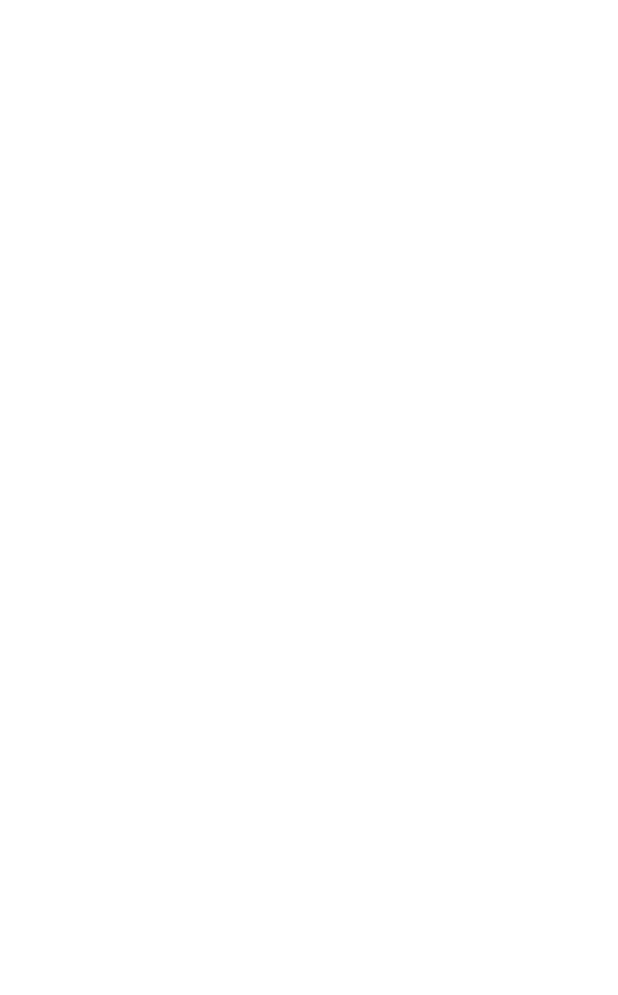
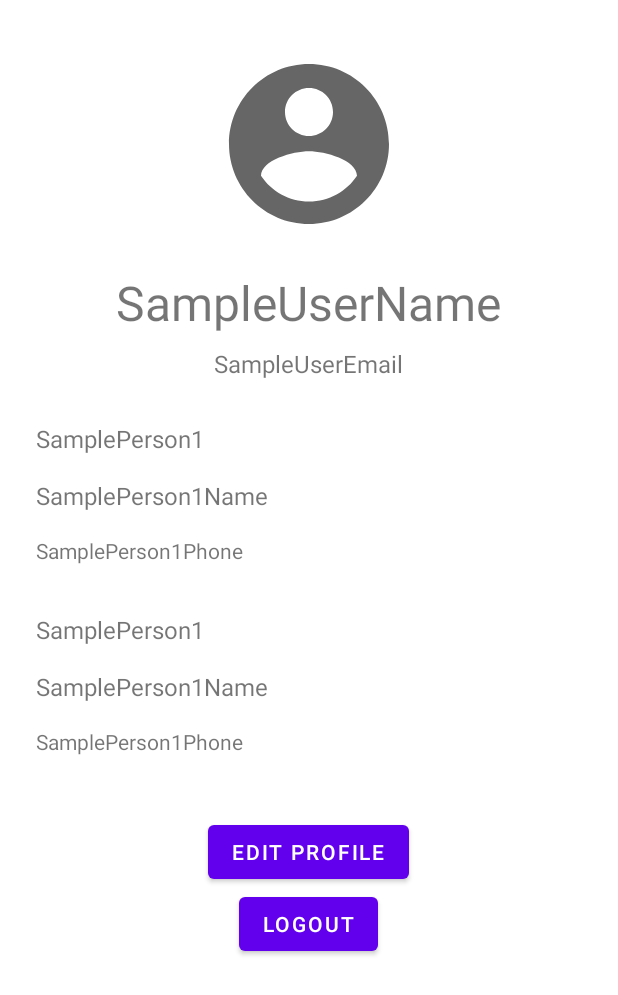
Before and after one commit to Minideepali/Women-Safety-App, an Android app: the ProfileDetails screen opened directly, with no data from a screen before it, on a phone screen of 412 x 824 dp. Before the commit the part shown is empty. Shown: the top 995 px of the screen. Run offline under Robolectric (Android 15) with nearby library versions, the phone set to English and light mode, and no system bars; our stand-ins replace CircleImageView, Picasso, Volley; network calls fail; pictures from the network do not load.

Commit message:
Updated Profile Details
Retrieved Name, Sample Avatar and Email in Profile Details.

```diff
--- a/WomenSafetyApp/app/src/main/java/com/example/womensafetyapp/ProfileDetails.java
+++ b/WomenSafetyApp/app/src/main/java/com/example/womensafetyapp/ProfileDetails.java
@@ -1,14 +1,91 @@
 package com.example.womensafetyapp;
 
+import android.content.Intent;
 import android.os.Bundle;
+import android.widget.Button;
+import android.widget.TextView;
+import android.widget.Toast;
 
 import androidx.appcompat.app.AppCompatActivity;
 
+import com.android.volley.DefaultRetryPolicy;
+import com.android.volley.Request;
+import com.android.volley.RequestQueue;
+import com.android.volley.toolbox.JsonObjectRequest;
+import com.android.volley.toolbox.Volley;
+import com.example.womensafetyapp.UtilsService.SharedPreferenceClass;
+import com.squareup.picasso.Picasso;
+
+import org.json.JSONException;
+import org.json.JSONObject;
+
+import java.util.HashMap;
+import java.util.Map;
+
+import de.hdodenhof.circleimageview.CircleImageView;
+
 public class ProfileDetails extends AppCompatActivity {
+    SharedPreferenceClass sharedPreferenceClass;
+    private TextView user_name;
+    private TextView user_email;
+    private CircleImageView userImage;
 
     @Override
     protected void onCreate(Bundle savedInstanceState) {
         super.onCreate(savedInstanceState);
         setContentView(R.layout.activity_profile_details);
+        user_name = findViewById(R.id.username);
+        user_email = findViewById(R.id.user_email);
+        userImage = findViewById(R.id.avatar);
+        Button logout = findViewById(R.id.logout);
+        sharedPreferenceClass = new SharedPreferenceClass(this);
+        //getUserProfile
+        String url = " https://women-safety-app-api.herokuapp.com/api/womenSafety/auth";
+        final String token = sharedPreferenceClass.getValue_string("token");
+
+        JsonObjectRequest jsonObjectRequest = new JsonObjectRequest(Request.Method.GET, url, null, response -> {
+            try {
+                if (response.getBoolean("success")) {
+                    JSONObject userObj = response.getJSONObject("user");
+                    user_name.setText(userObj.getString("username"));
+                    user_email.setText(userObj.getString("email"));
+
+                    Picasso.with(getApplicationContext())
+                            .load(userObj.getString("avatar"))
+                            .placeholder(R.drawable.ic_baseline_account_circle_24)
+                            .error(R.drawable.ic_baseline_account_circle_24)
+                            .into(userImage);
+
+                }
+            } catch (JSONException e) {
+                e.printStackTrace();
+            }
+        }, error -> {
+            error.printStackTrace();
+            Toast.makeText(ProfileDetails.this, "Error " + error, Toast.LENGTH_SHORT).show();
+        }) {
+            @Override
+            public Map<String, String> getHeaders() {
+                Map<String, String> params = new HashMap<>();
+                params.put("Authorization", token);
+                return params;
+            }
+        };
+        int socketTimeout = 30000;
+        new DefaultRetryPolicy(socketTimeout,
+                DefaultRetryPolicy.DEFAULT_MAX_RETRIES, DefaultRetryPolicy.DEFAULT_BACKOFF_MULT);
+
+        RequestQueue requestQueue = Volley.newRequestQueue(this);
+        requestQueue.add(jsonObjectRequest);
+        SharedPreferenceClass sharedPreferenceClass = new SharedPreferenceClass(this);
+
+        logout.setOnClickListener(view -> {
+            sharedPreferenceClass.clear();
+            Intent intent = new Intent(this, LoginActivity.class);
+            //To clear the back stack and prevent the user from going back to the main activity
+            intent.setFlags(Intent.FLAG_ACTIVITY_NEW_TASK | Intent.FLAG_ACTIVITY_CLEAR_TASK);
+            startActivity(intent);
+            finish();
+        });
     }
 }
--- a/WomenSafetyApp/app/src/main/res/layout/activity_profile_details.xml
+++ b/WomenSafetyApp/app/src/main/res/layout/activity_profile_details.xml
@@ -1,8 +1,99 @@
 <?xml version="1.0" encoding="utf-8"?>
-<androidx.constraintlayout.widget.ConstraintLayout xmlns:android="http://schemas.android.com/apk/res/android"
-    xmlns:tools="http://schemas.android.com/tools"
+<LinearLayout xmlns:android="http://schemas.android.com/apk/res/android"
     android:layout_width="match_parent"
     android:layout_height="match_parent"
-    tools:context=".ProfileDetails">
+    android:orientation="vertical"
+    android:padding="16dp">
 
-</androidx.constraintlayout.widget.ConstraintLayout>
+    <de.hdodenhof.circleimageview.CircleImageView
+        android:id="@+id/avatar"
+        android:layout_width="128dp"
+        android:layout_height="128dp"
+        android:layout_gravity="center"
+        android:layout_margin="16dp"
+        android:contentDescription="User Avatar"
+        android:src="@drawable/ic_baseline_account_circle_24" />
+
+    <TextView
+        android:id="@+id/username"
+        android:layout_width="wrap_content"
+        android:layout_height="wrap_content"
+        android:layout_gravity="center"
+        android:layout_margin="4dp"
+        android:text="SampleUserName"
+        android:textSize="32sp" />
+
+    <TextView
+        android:id="@+id/user_email"
+        android:layout_width="wrap_content"
+        android:layout_height="wrap_content"
+        android:layout_gravity="center"
+        android:layout_marginBottom="16dp"
+        android:padding="4dp"
+        android:text="SampleUserEmail"
+        android:textSize="16sp" />
+
+    <TextView
+        android:id="@+id/guardian_1"
+        android:layout_width="wrap_content"
+        android:layout_height="wrap_content"
+        android:padding="8dp"
+        android:text="SamplePerson1"
+        android:textSize="16sp" />
+
+    <TextView
+        android:id="@+id/guardian_1_name"
+        android:layout_width="wrap_content"
+        android:layout_height="wrap_content"
+        android:padding="8dp"
+        android:text="SamplePerson1Name"
+        android:textSize="16sp" />
+
+    <TextView
+        android:id="@+id/guardian_1_phone"
+        android:layout_width="wrap_content"
+        android:layout_height="wrap_content"
+        android:layout_marginBottom="16dp"
+        android:padding="8dp"
+        android:text="SamplePerson1Phone"
+        android:textSize="14sp" />
+
+    <TextView
+        android:id="@+id/guardian_2"
+        android:layout_width="wrap_content"
+        android:layout_height="wrap_content"
+        android:padding="8dp"
+        android:text="SamplePerson1"
+        android:textSize="16sp" />
+
+    <TextView
+        android:id="@+id/guardian_2_name"
+        android:layout_width="wrap_content"
+        android:layout_height="wrap_content"
+        android:padding="8dp"
+        android:text="SamplePerson1Name"
+        android:textSize="16sp" />
+
+    <TextView
+        android:id="@+id/guardian_2_phone"
+        android:layout_width="wrap_content"
+        android:layout_height="wrap_content"
+        android:layout_marginBottom="32dp"
+        android:padding="8dp"
+        android:text="SamplePerson1Phone"
+        android:textSize="14sp" />
+
+    <Button
+        android:id="@+id/edit_profile"
+        android:layout_width="wrap_content"
+        android:layout_height="wrap_content"
+        android:layout_gravity="center"
+        android:text="Edit Profile" />
+
+    <Button
+        android:id="@+id/logout"
+        android:layout_width="wrap_content"
+        android:layout_height="wrap_content"
+        android:layout_gravity="center"
+        android:text="Logout" />
+</LinearLayout>
```
